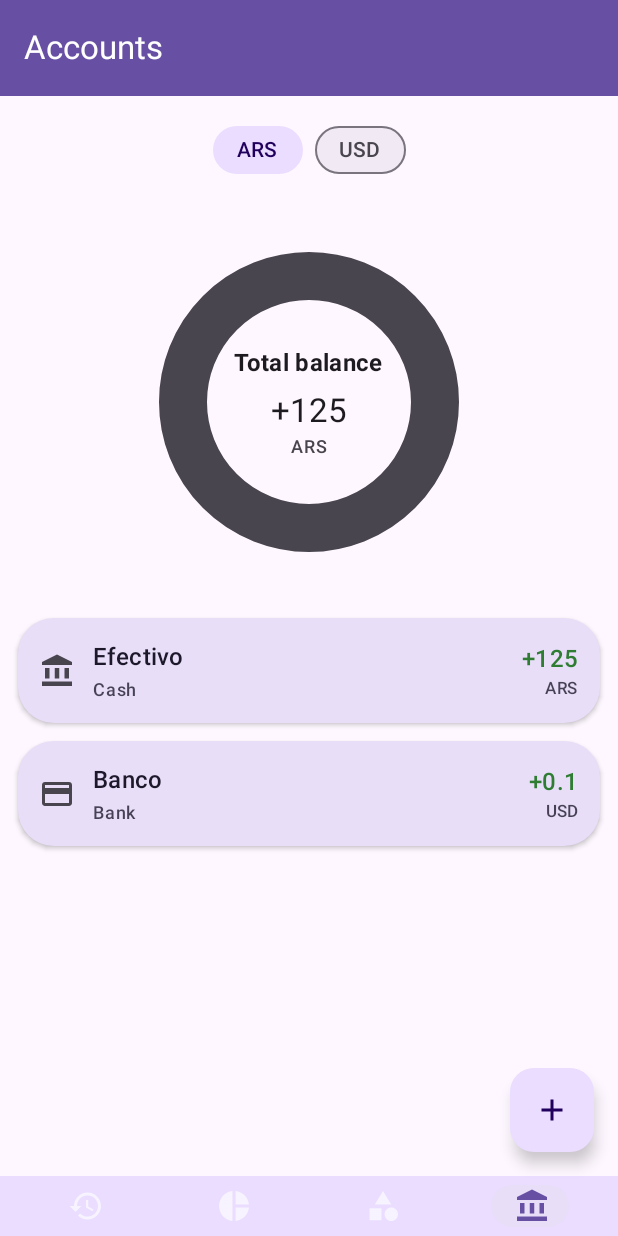
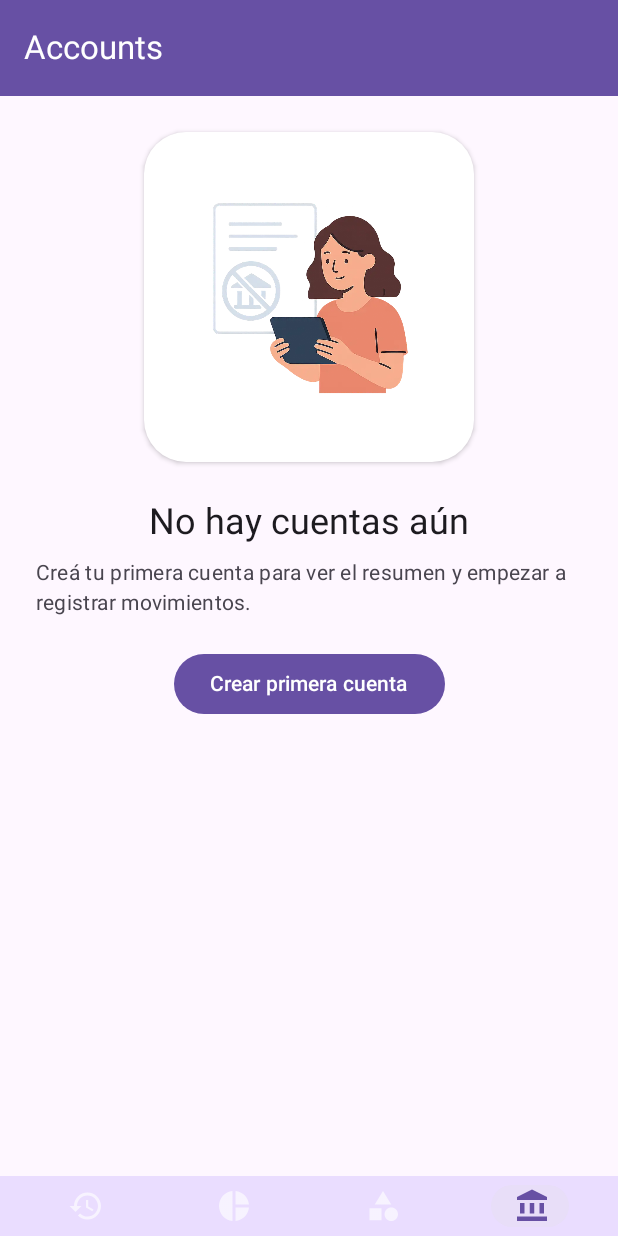
Before and after one commit to WilliHominal/ExpenseTracker, an Android app built with Jetpack Compose: the accounts screen opened through its navigation route, on a phone screen of 412 x 824 dp. Run offline under Robolectric (Android 15) with nearby library versions, the phone set to English and light mode, and no system bars.

Commit message:
empty accounts UI v1

```diff
--- a/core/commons/src/main/java/com/warh/commons/charts/DonutChart.kt
+++ b/core/commons/src/main/java/com/warh/commons/charts/DonutChart.kt
@@ -1,6 +1,7 @@
 // DonutChart.kt
 package com.warh.commons.charts
 
+import android.graphics.Paint
 import androidx.compose.animation.core.Animatable
 import androidx.compose.animation.core.FastOutSlowInEasing
 import androidx.compose.animation.core.tween
@@ -66,7 +67,7 @@ fun DonutChart(
     val labelMargin= with(density) { DonutChartDesign.Dimensions.LabelMarginDp.toPx() }
 
     val labelPaint = remember(labelColor, labelPx) {
-        android.graphics.Paint(android.graphics.Paint.ANTI_ALIAS_FLAG).apply {
+        Paint(Paint.ANTI_ALIAS_FLAG).apply {
             color = labelColor.toArgb()
             textSize = labelPx
         }
--- a/core/designsystem/src/main/java/com/warh/designsystem/charts/DonutChartDesign.kt
+++ b/core/designsystem/src/main/java/com/warh/designsystem/charts/DonutChartDesign.kt
@@ -22,7 +22,7 @@ object DonutChartDesign {
     }
 
     object Layout {
-        private val RingHeight: Dp = 200.dp
+        private val RingHeight: Dp = 180.dp
         fun canvasHeight(gutters: Int = 2): Dp = RingHeight + Dimensions.Gutter * gutters
     }
 
--- a/feature/accounts/src/main/java/com/warh/accounts/AccountsRoute.kt
+++ b/feature/accounts/src/main/java/com/warh/accounts/AccountsRoute.kt
@@ -1,5 +1,6 @@
 package com.warh.accounts
 
+import androidx.compose.foundation.Image
 import androidx.compose.foundation.layout.Arrangement
 import androidx.compose.foundation.layout.Box
 import androidx.compose.foundation.layout.Column
@@ -26,15 +27,18 @@ import androidx.compose.material3.DropdownMenuItem
 import androidx.compose.material3.ElevatedCard
 import androidx.compose.material3.ExperimentalMaterial3Api
 import androidx.compose.material3.ExposedDropdownMenuBox
-import androidx.compose.material3.FilterChip
-import androidx.compose.material3.FilterChipDefaults
 import androidx.compose.material3.Icon
 import androidx.compose.material3.MaterialTheme
 import androidx.compose.material3.MenuAnchorType
 import androidx.compose.material3.OutlinedTextField
 import androidx.compose.material3.Scaffold
+import androidx.compose.material3.ScrollableTabRow
+import androidx.compose.material3.SegmentedButton
+import androidx.compose.material3.SegmentedButtonDefaults
+import androidx.compose.material3.SingleChoiceSegmentedButtonRow
 import androidx.compose.material3.SnackbarHost
 import androidx.compose.material3.SnackbarHostState
+import androidx.compose.material3.Tab
 import androidx.compose.material3.Text
 import androidx.compose.material3.TextButton
 import androidx.compose.material3.TopAppBarDefaults
@@ -51,6 +55,7 @@ import androidx.compose.ui.Alignment
 import androidx.compose.ui.Modifier
 import androidx.compose.ui.graphics.Color
 import androidx.compose.ui.input.nestedscroll.nestedScroll
+import androidx.compose.ui.layout.ContentScale
 import androidx.compose.ui.platform.LocalLayoutDirection
 import androidx.compose.ui.res.painterResource
 import androidx.compose.ui.res.stringResource
@@ -84,7 +89,7 @@ fun AccountsRoute(
     val ui by vm.ui.collectAsStateWithLifecycle()
 
     SideEffect {
-        setFab(FabSpec(visible = ui.draft == null, onClick = vm::startAdd) {
+        setFab(FabSpec(visible = ui.draft == null && ui.accounts.isNotEmpty(), onClick = vm::startAdd) {
             Icon(Icons.Default.Add, null)
         })
     }
@@ -149,6 +154,21 @@ private fun AccountsScreen(
         },
         snackbarHost = { SnackbarHost(snackBar) }
     ) { inner ->
+        val showEmpty = ui.accounts.isEmpty() && ui.draft == null
+
+        if (showEmpty) {
+            AccountsEmptyState(
+                modifier = Modifier
+                    .fillMaxSize()
+                    .padding(
+                        start  = inner.calculateStartPadding(layoutDir),
+                        top    = inner.calculateTopPadding(),
+                        end    = inner.calculateEndPadding(layoutDir),
+                        bottom = 0.dp
+                    ),
+                onPrimaryAction = { /* TODO: Navegar a ADD Account */ }
+            )
+        } else {
             LazyColumn(
                 modifier = Modifier
                     .fillMaxSize()
@@ -165,10 +185,7 @@ private fun AccountsScreen(
                 item {
                     AccountsRingByCurrency(
                         accounts = ui.accounts,
-                    totals   = ui.totalsByCurrency,
-                    modifier = Modifier
-                        .fillMaxWidth()
-                        .padding(top = 12.dp)
+                        totals   = ui.totalsByCurrency
                     )
                 }
 
@@ -252,12 +269,67 @@ private fun AccountsScreen(
             }
         }
     }
+}
+
+@Composable
+private fun AccountsEmptyState(
+    modifier: Modifier = Modifier,
+    onPrimaryAction: () -> Unit
+) {
+    val cs = MaterialTheme.colorScheme
+    Column(
+        modifier = modifier.padding(horizontal = 24.dp).padding(top = 24.dp),
+        horizontalAlignment = Alignment.CenterHorizontally,
+    ) {
+        ElevatedCard(
+            shape = RoundedCornerShape(28.dp),
+            colors = CardDefaults.elevatedCardColors(
+                containerColor = cs.surfaceContainerLowest
+            ),
+            elevation = CardDefaults.elevatedCardElevation(2.dp)
+        ) {
+            Box(
+                modifier = Modifier
+                    .size(220.dp)
+                    .padding(24.dp),
+                contentAlignment = Alignment.Center
+            ) {
+                Image(
+                    painter = painterResource(CommonDrawables.accounts_empty_img),
+                    contentDescription = null,
+                    modifier = Modifier.size(132.dp),
+                    contentScale = ContentScale.FillBounds
+                )
+            }
+        }
+
+        Spacer(Modifier.height(24.dp))
+
+        Text(
+            text = stringResource(R.string.accounts_empty_title),
+            style = MaterialTheme.typography.headlineSmall
+        )
+
+        Spacer(Modifier.height(8.dp))
+
+        Text(
+            text = stringResource(R.string.accounts_empty_subtitle),
+            style = MaterialTheme.typography.bodyMedium,
+            color = cs.onSurfaceVariant
+        )
+
+        Spacer(Modifier.height(20.dp))
+
+        Button(onClick = onPrimaryAction) {
+            Text(stringResource(R.string.accounts_empty_cta))
+        }
+    }
+}
 
 @Composable
 private fun AccountsRingByCurrency(
     accounts: List<Account>,
     totals: List<CurrencyTotalUi>,
-    modifier: Modifier = Modifier
 ) {
     val currencyChips = remember(totals, accounts) {
         val fromTotals = totals.map { it.currency }
@@ -266,23 +338,6 @@ private fun AccountsRingByCurrency(
     if (currencyChips.isEmpty()) return
 
     val cs = MaterialTheme.colorScheme
-
-    val chipColors = FilterChipDefaults.filterChipColors(
-        containerColor = cs.surfaceVariant.copy(alpha = 0.55f),
-        labelColor = cs.onSurfaceVariant,
-        iconColor = cs.onSurfaceVariant,
-
-        selectedContainerColor = cs.primaryContainer,
-        selectedLabelColor = cs.onPrimaryContainer,
-        selectedLeadingIconColor = cs.onPrimaryContainer,
-        selectedTrailingIconColor = cs.onPrimaryContainer,
-
-        disabledContainerColor = cs.surfaceVariant.copy(alpha = 0.24f),
-        disabledLabelColor = cs.onSurfaceVariant.copy(alpha = 0.38f),
-        disabledLeadingIconColor = cs.onSurfaceVariant.copy(alpha = 0.38f),
-        disabledTrailingIconColor = cs.onSurfaceVariant.copy(alpha = 0.38f),
-        disabledSelectedContainerColor = cs.primaryContainer.copy(alpha = 0.38f)
-    )
 
     var selectedCode by remember(currencyChips) { mutableStateOf(currencyChips.first()) }
     LaunchedEffect(currencyChips) {
@@ -342,30 +397,26 @@ private fun AccountsRingByCurrency(
         { key -> nameToColor[key] ?: cs.onSurfaceVariant }
     }
 
-    Column(modifier, verticalArrangement = Arrangement.spacedBy(12.dp)) {
-        Row(
-            horizontalArrangement = Arrangement.spacedBy(8.dp),
-            modifier = Modifier.align(Alignment.CenterHorizontally)
+    Column(
+        modifier = Modifier
+            .fillMaxWidth()
+            .padding(top = 12.dp)
     ) {
-            currencyChips.forEach { code ->
-                FilterChip(
-                    selected = code == selectedCode,
-                    onClick = {
-                        selectedCode = code
+        if (currencyChips.count() > 4) {
+            CurrencyTabs(currencyChips, selectedCode) { code ->
+                selectedCode = code; selectedSlice = null; lastTapAngle = null
+            }
+        } else {
+            CurrencySegmented(
+                options = currencyChips,
+                selected = selectedCode,
+                onSelect = { x ->
+                    selectedCode = x
                     selectedSlice = null
                     lastTapAngle = null
                 },
-                    label = { Text(code) },
-                    colors = chipColors,
-                    border = FilterChipDefaults.filterChipBorder(
-                        enabled = true,
-                        selected = code == selectedCode,
-                        borderColor = cs.outline,
-                        selectedBorderColor = Color.Transparent
-                    ),
-                    shape = CircleShape
+                modifier = Modifier.align(Alignment.CenterHorizontally)
             )
-            }
         }
 
         Box(
@@ -397,6 +448,43 @@ private fun AccountsRingByCurrency(
                     color = MaterialTheme.colorScheme.onSurfaceVariant
                 )
             }
+        }
+    }
+}
+
+@Composable
+private fun CurrencySegmented(
+    options: List<String>,
+    selected: String,
+    onSelect: (String) -> Unit,
+    modifier: Modifier = Modifier
+) {
+    SingleChoiceSegmentedButtonRow(modifier) {
+        options.forEachIndexed { i, code ->
+            SegmentedButton(
+                selected = code == selected,
+                onClick = { onSelect(code) },
+                shape = SegmentedButtonDefaults.itemShape(i, options.size),
+                label = { Text(code) }
+            )
+        }
+    }
+}
+
+@Composable
+private fun CurrencyTabs(
+    options: List<String>,
+    selected: String,
+    onSelect: (String) -> Unit
+) {
+    val selectedIndex = options.indexOf(selected).coerceAtLeast(0)
+    ScrollableTabRow(selectedTabIndex = selectedIndex, edgePadding = 16.dp) {
+        options.forEachIndexed { i, code ->
+            Tab(
+                selected = i == selectedIndex,
+                onClick = { onSelect(code) },
+                text = { Text(code) }
+            )
         }
     }
 }
@@ -628,6 +716,22 @@ fun AccountsScreenPreview_Draft_Dark() {
     }
 }
 
+@Preview(name = "Accounts — Empty (Light)", showBackground = true)
+@Composable
+fun AccountsScreenPreview_Empty_Light() {
+    ExpenseTheme(dark = false) {
+        AccountsEmptyState(onPrimaryAction = {})
+    }
+}
+
+@Preview(name = "Accounts — Empty (Dark)", showBackground = true)
+@Composable
+fun AccountsScreenPreview_Empty_Dark() {
+    ExpenseTheme(dark = true) {
+        AccountsEmptyState(onPrimaryAction = {})
+    }
+}
+
 private fun sampleAccounts(): List<Account> = listOf(
     Account(1, "Efectivo", AccountType.CASH, "ARS", 152_500, 152_500, 1, null),
     Account(2, "Banco", AccountType.BANK, "USD", 1_250_00, 1_250_00, 2, 0xFF64B5F6),
--- a/feature/accounts/src/main/res/values/strings.xml
+++ b/feature/accounts/src/main/res/values/strings.xml
@@ -3,7 +3,12 @@
     <!-- Titles -->
     <string name="accounts_title">Accounts</string>
 
-    <string name="accounts_totals_title">Total balance</string>
+    <!-- Empty Account -->
+    <string name="accounts_empty_title">No hay cuentas aún</string>
+    <string name="accounts_empty_subtitle">Creá tu primera cuenta para ver el resumen y empezar a registrar movimientos.</string>
+    <string name="accounts_empty_cta">Crear primera cuenta</string>
+
+    <string name="accounts_totals_title">Balance</string>
 
     <!-- Editor fields -->
     <string name="accounts_name_label">Account name</string>
```
Also changed, not shown: core/data/src/main/java/com/warh/data/db/AppDatabase.kt (+4 -4 lines), core/commons/src/main/res/drawable/accounts_empty_img.webp (added), 1 other file. Lines whose indentation alone changed are shown as unchanged.
